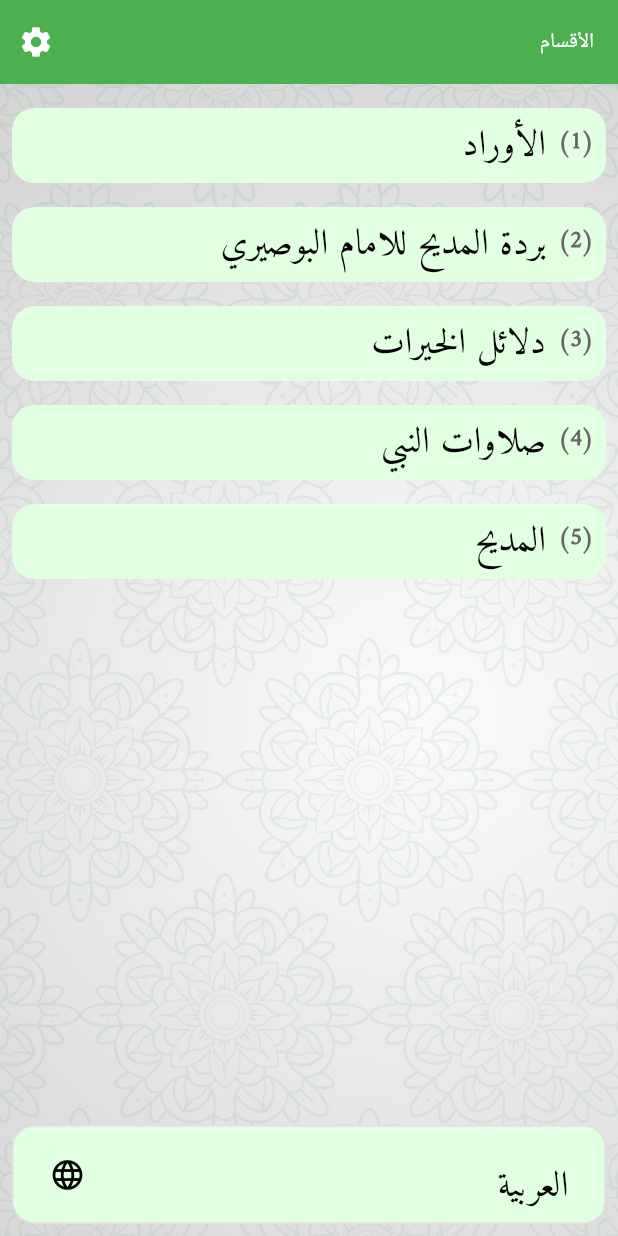
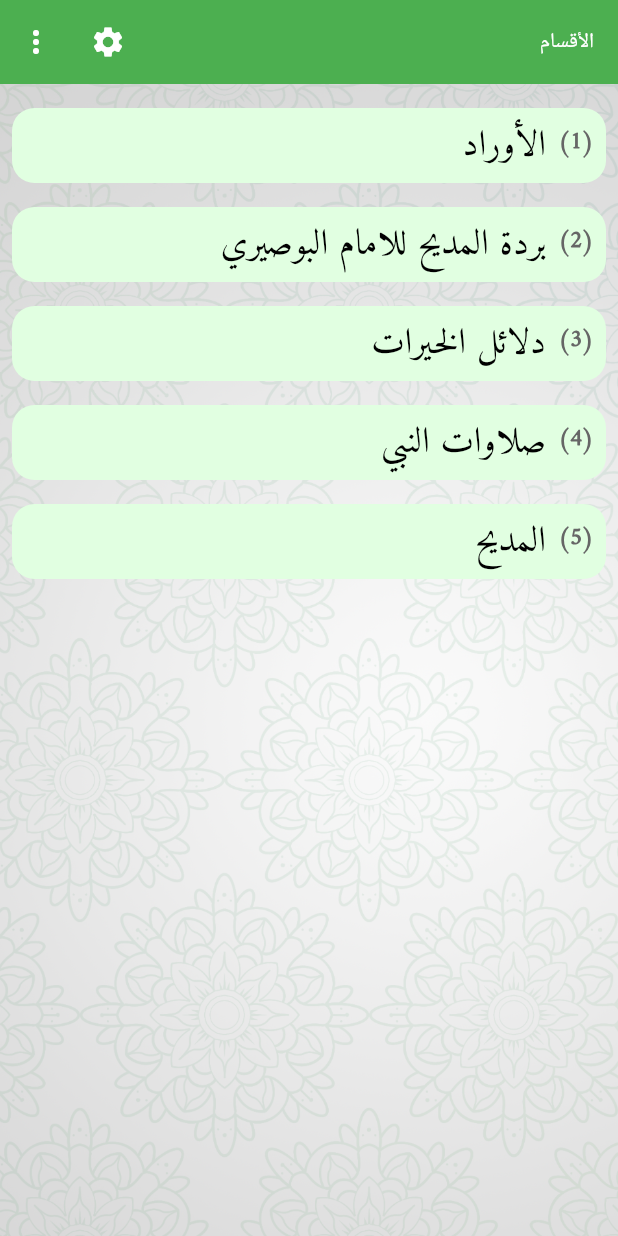
Before and after one commit to abo-elleef/award_flutter, a Flutter app: the screen it shows after launch, on a phone screen of 412 x 824 dp. Run offline on Flutter 3.47's test engine with Material 3 defaults, Android fonts, the phone set to English and light mode, and no system bars; our stand-ins replace firebase_core, google_mobile_ads, in_app_review, shared_preferences; accounts and stored records are empty.

Commit message:
replace language selection to header popup menu

```diff
--- a/lib/main.dart
+++ b/lib/main.dart
@@ -164,52 +164,18 @@ class _MyHomePageState extends State<MyHomePage> {
     return pageDetails;
   }
 
-  Widget buildLanguageDropdown() {
-    String currentLanguage = AppLocalizations.of(context)!.localeName;
-    Widget languageDropdown = Container(
-      padding: const EdgeInsets.symmetric(horizontal: 24.0, vertical: 8.0),
-      margin: const EdgeInsets.symmetric(vertical: 8.0, horizontal: 8.0),
-      decoration: BoxDecoration(
-        color: Color(0xffe1ffe1),
-        borderRadius: BorderRadius.circular(15.0),
-        border: Border.all(color: Colors.grey.shade300, width: 1),
-      ),
-      child: DropdownButtonHideUnderline(
-        child: DropdownButton<String>(
-          value: currentLanguage,
-          isExpanded: true,
-            // Colors.green.shade800
-          icon: Icon(Icons.language_outlined, color: Colors.black),
-          items: [
-            buildDropdownMenuItem('ar', 'العربية'),
-            buildDropdownMenuItem('en', 'English'),
-            buildDropdownMenuItem('fr', 'Français'),
-          ],
-          onChanged: (String? newValue) {
-            if (newValue != null && newValue != currentLanguage) {
-              // Call the setLocale method from _MyAppState to update the app's language
-              MyApp.of(context)?.setLocale(Locale(newValue));
-            }
-          },
-        ),
-      ),
-    );
-    return languageDropdown;
-  }
-  DropdownMenuItem<String> buildDropdownMenuItem(value, name){
-    return DropdownMenuItem(
-        value: value,
-        child: Text(
-            name,
-            style: TextStyle(
-                fontSize: fontSize,
-                color: Colors.black
-            ),
-        )
-    );
-
-
-  }
+  PopupMenuItem<String> buildPopupMenuItem(String value, String flag, String name) {
+  return PopupMenuItem<String>(
+    value: value,
+    child: Row(
+      children: [
+        Text(flag),
+        SizedBox(width: 10),
+        Text(name),
+      ],
+    ),
+  );
+}
 
   @override
   Widget build(BuildContext context) {
@@ -231,7 +197,19 @@ class _MyHomePageState extends State<MyHomePage> {
                           MaterialPageRoute(builder: (context) => Settings()),
                         );
                       },
-                    )
+                    ),
+                  PopupMenuButton<String>(
+                    onSelected: (String newValue) {
+                      if (newValue != AppLocalizations.of(context)!.localeName) {
+                        MyApp.of(context)?.setLocale(Locale(newValue));
+                      }
+                    },
+                    itemBuilder: (BuildContext context) => <PopupMenuEntry<String>>[
+                      buildPopupMenuItem('ar', '🇪🇬', 'العربية'),
+                      buildPopupMenuItem('en', '🇺🇸', 'English'),
+                      buildPopupMenuItem('fr', '🇫🇷', 'Français'),
+                    ],
+                  ),
                   ]
             ),
             body: DecoratedBox(
@@ -251,7 +229,6 @@ class _MyHomePageState extends State<MyHomePage> {
                             )
                         )
                     ),
-                    buildLanguageDropdown()
                   ],
                 ),
               ),
```
